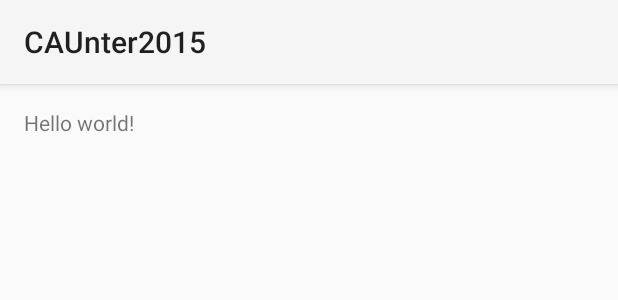
After one commit to Nerrtica/CAUnter2015, an Android app: the layout activity_event.xml on its own in the app's theme, with its tools: preview values and no code run, on a phone screen of 412 x 824 dp. The commit adds this screen. Shown: the top 300 px of the screen. Run offline under Robolectric (Android 15) with nearby library versions, the phone set to English and light mode, and no system bars.

Commit message:
initial creation for event managing activity
basic structure inspired by MVP pattern.

```diff
--- a/app/src/main/AndroidManifest.xml
+++ b/app/src/main/AndroidManifest.xml
@@ -16,6 +16,10 @@
                 <category android:name="android.intent.category.LAUNCHER" />
             </intent-filter>
         </activity>
+        <activity
+            android:name=".eventsetupactivity.EventActivity"
+            android:label="@string/title_activity_event" >
+        </activity>
     </application>
 
 </manifest>
--- /dev/null
+++ b/app/src/main/res/layout/activity_event.xml
@@ -0,0 +1,12 @@
+<RelativeLayout xmlns:android="http://schemas.android.com/apk/res/android"
+    xmlns:tools="http://schemas.android.com/tools" android:layout_width="match_parent"
+    android:layout_height="match_parent" android:paddingLeft="@dimen/activity_horizontal_margin"
+    android:paddingRight="@dimen/activity_horizontal_margin"
+    android:paddingTop="@dimen/activity_vertical_margin"
+    android:paddingBottom="@dimen/activity_vertical_margin"
+    tools:context="kr.ac.cau.cse.caunter2015.eventsetupactivity.EventActivity">
+
+    <TextView android:text="@string/hello_world" android:layout_width="wrap_content"
+        android:layout_height="wrap_content" />
+
+</RelativeLayout>
--- /dev/null
+++ b/app/src/main/res/menu/menu_event.xml
@@ -0,0 +1,6 @@
+<menu xmlns:android="http://schemas.android.com/apk/res/android"
+    xmlns:tools="http://schemas.android.com/tools"
+    tools:context="kr.ac.cau.cse.caunter2015.eventsetupactivity.EventActivity">
+    <item android:id="@+id/action_settings" android:title="@string/action_settings"
+        android:orderInCategory="100" android:showAsAction="never" />
+</menu>
--- a/app/src/main/res/values/strings.xml
+++ b/app/src/main/res/values/strings.xml
@@ -3,4 +3,5 @@
 
     <string name="hello_world">Hello world!</string>
     <string name="action_settings">Settings</string>
+    <string name="title_activity_event">EventActivity</string>
 </resources>
```
Also changed, not shown: app/src/main/java/kr/ac/cau/cse/caunter2015/eventsetupactivity/EventActivity.java (added, +39 -0 lines), app/src/main/java/kr/ac/cau/cse/caunter2015/eventsetupactivity/EventData.java (added, +22 -0 lines), app/src/main/java/kr/ac/cau/cse/caunter2015/eventsetupactivity/Presenter.java (added, +7 -0 lines), app/src/main/java/kr/ac/cau/cse/caunter2015/eventsetupactivity/View.java (added, +9 -0 lines).
